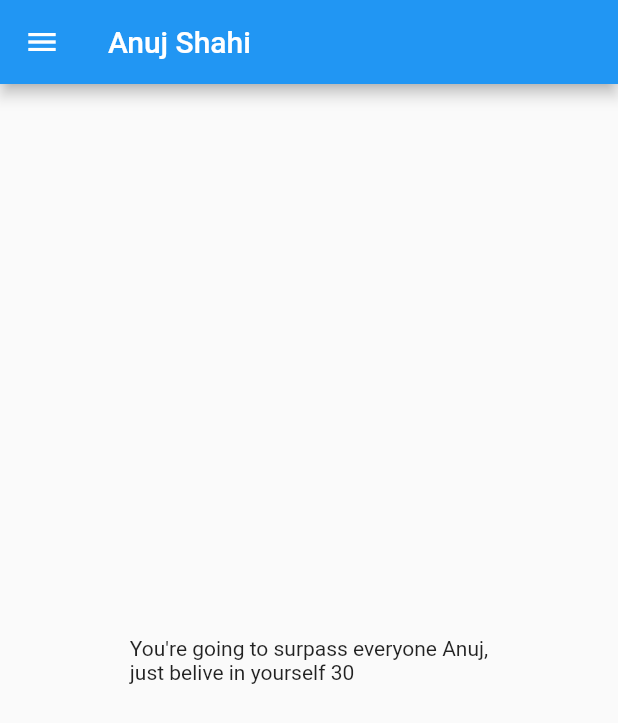
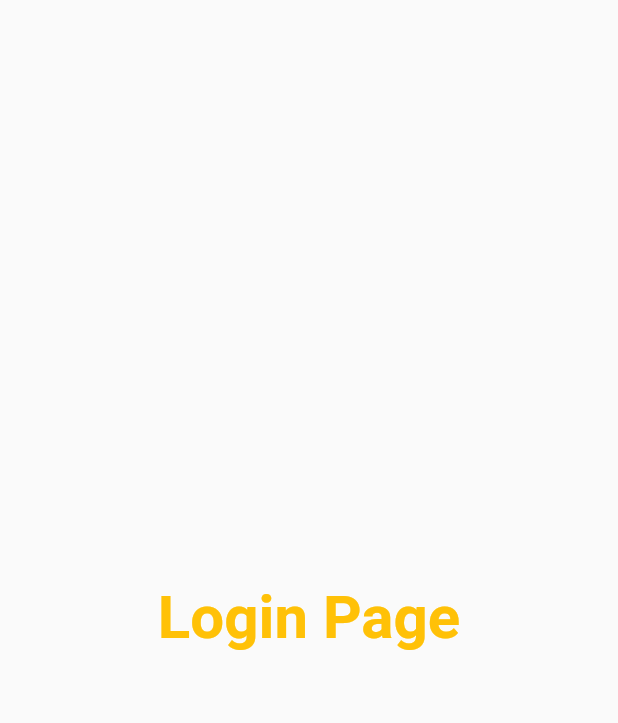
Before and after one commit to Anuj1510/30DaysofFlutter, a Flutter app: the screen it shows after launch, on a phone screen of 412 x 824 dp. Shown: the top 723 px of the screen. Run offline on Flutter 3.47's test engine with Material 2 defaults, Android fonts, the phone set to English and light mode, and no system bars.

Commit message:
Day 3 completed

```diff
--- /dev/null
+++ b/lib/Login_page.dart
@@ -0,0 +1,16 @@
+import 'package:flutter/material.dart';
+
+class LoginPage extends StatelessWidget {
+  @override
+  Widget build(BuildContext context) {
+    return Material(
+      child: Center(
+        child: Text(
+          "Login Page",
+          style: TextStyle(
+              fontSize: 40, color: Colors.amber, fontWeight: FontWeight.bold),
+        ),
+      ),
+    );
+  }
+}
--- a/lib/main.dart
+++ b/lib/main.dart
@@ -1,6 +1,6 @@
+import 'package:classico/Login_page.dart';
 import 'package:flutter/material.dart';
-
-import 'home_page.dart';
+import 'pages/home_page.dart';
 
 // instant check krne ke liye ki activity kesa lag raha hai to hitrestart ya phir hotreload
 // but changes ko apply krne ke liye first debug.
@@ -13,12 +13,15 @@ void main() {
 class MyApp extends StatelessWidget {
   @override
   Widget build(BuildContext context) {
-    String name = "Anuj";
-    num temp1 = 30;
-    num temp2 = 30.5;
-    // num dono int and decimal value dono accept kr sakta hai
     return MaterialApp(
-      home: HomePage(),
+      themeMode: ThemeMode.light,
+      theme: ThemeData(primarySwatch: Colors.deepPurple),
+      darkTheme: ThemeData(brightness: Brightness.dark),
+      routes: {
+        "/": (context) =>
+            LoginPage(), // "/" iska means jub bhi hum apna app open karenge to LoginPage hi hame sabse phele dikhna chahiye
+        "/home": (context) => HomePage()
+      },
     );
   }
 }
--- a/lib/home_page.dart
+++ b/lib/pages/home_page.dart
@@ -6,6 +6,7 @@ class HomePage extends StatelessWidget {
     String name = "Anuj";
     num temp1 = 30;
     num temp2 = 30.5;
+    // num dono int and decimal value dono accept kr sakta hai
     return Scaffold(
       appBar: AppBar(
         title: Text("Anuj Shahi"),
@@ -13,7 +14,7 @@ class HomePage extends StatelessWidget {
       body: Center(
         child: Container(
           child: Text(
-              "You're going to surpass everyone $name,\njust belive in yourself $temp1"),
+              "You're going to surpass everyone $name,\njust belive in yourself"),
         ),
       ),
       drawer: Drawer(),
```
Also changed, not shown: 1 other file.
